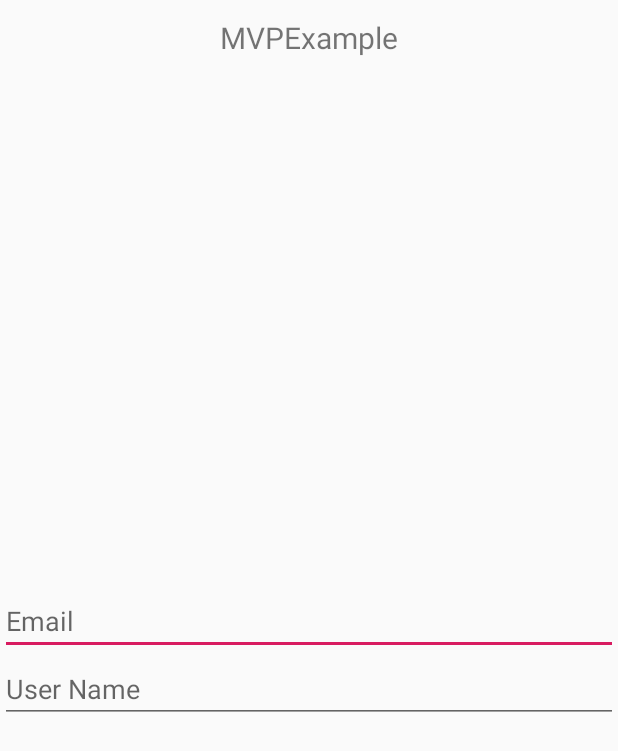
After one commit to amits7204/mvpexample, an Android app: the layout content_main.xml on its own in the app's theme, with its tools: preview values and no code run, on a phone screen of 412 x 824 dp. The commit adds this screen. Shown: the top 751 px of the screen. Run offline under Robolectric (Android 15) with nearby library versions, the phone set to English and light mode, and no system bars.

Commit message:
MVP demo

```diff
--- a/app/src/main/AndroidManifest.xml
+++ b/app/src/main/AndroidManifest.xml
@@ -9,7 +9,7 @@
         android:roundIcon="@mipmap/ic_launcher_round"
         android:supportsRtl="true"
         android:theme="@style/AppTheme">
-        <activity android:name=".MainActivity">
+        <activity android:name=".view.MainActivity">
             <intent-filter>
                 <action android:name="android.intent.action.MAIN" />
 
--- /dev/null
+++ b/app/src/main/res/layout/content_main.xml
@@ -0,0 +1,42 @@
+<?xml version="1.0" encoding="utf-8"?>
+<LinearLayout xmlns:android="http://schemas.android.com/apk/res/android"
+    xmlns:app="http://schemas.android.com/apk/res-auto"
+    xmlns:tools="http://schemas.android.com/tools"
+    android:layout_width="match_parent"
+    android:layout_height="match_parent"
+    tools:showIn="@layout/activity_main"
+    android:orientation="vertical">
+
+
+    <TextView
+        android:id="@+id/myTextView"
+        android:layout_width="match_parent"
+        android:layout_height="wrap_content"
+        android:minHeight="50dp"
+        android:textSize="20sp"
+        android:text="@string/app_name"
+        android:gravity="center" />
+
+    <LinearLayout
+        android:layout_width="match_parent"
+        android:layout_height="match_parent"
+        android:orientation="vertical"
+        android:gravity="center">
+
+        <EditText
+            android:id="@+id/email"
+            android:layout_width="match_parent"
+            android:layout_height="wrap_content"
+            android:hint="Email" />
+
+        <EditText
+            android:id="@+id/username"
+            android:layout_width="match_parent"
+            android:layout_height="wrap_content"
+            android:hint="User Name"/>
+
+
+    </LinearLayout>
+
+
+</LinearLayout>
```
Also changed, not shown: app/src/main/java/com/example/mvpexample/MainActivity.java (deleted, +0 -14 lines), app/src/main/java/com/example/mvpexample/model/User.java (added, +36 -0 lines), app/src/main/java/com/example/mvpexample/presenter/MainActivityPresenter.java (added, +35 -0 lines), app/src/main/java/com/example/mvpexample/view/MainActivity.java (added, +98 -0 lines), app/src/main/res/layout/activity_main.xml (+20 -11 lines).
